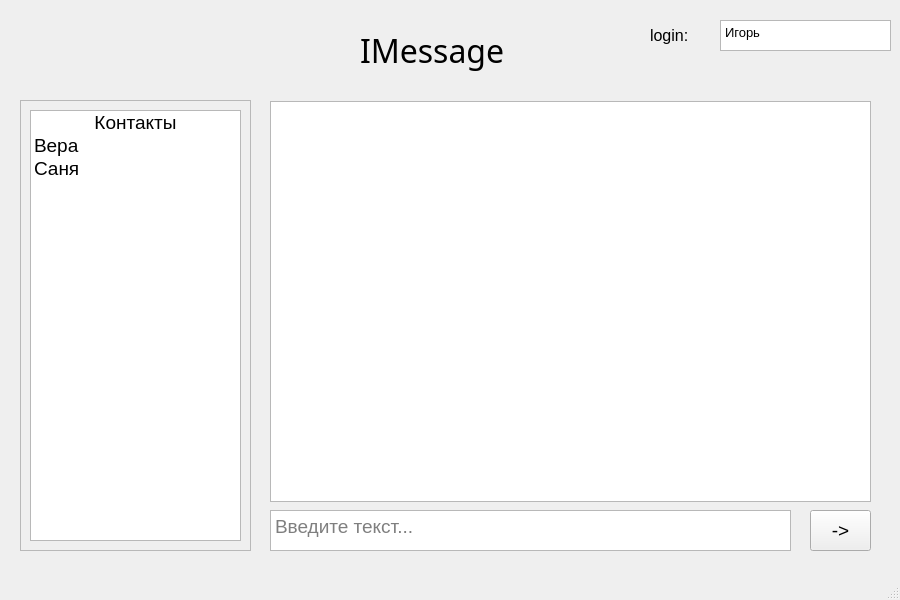
Above: App/ClientUI.ui from AXlIS/messenger before the change. Below: the same form after it.
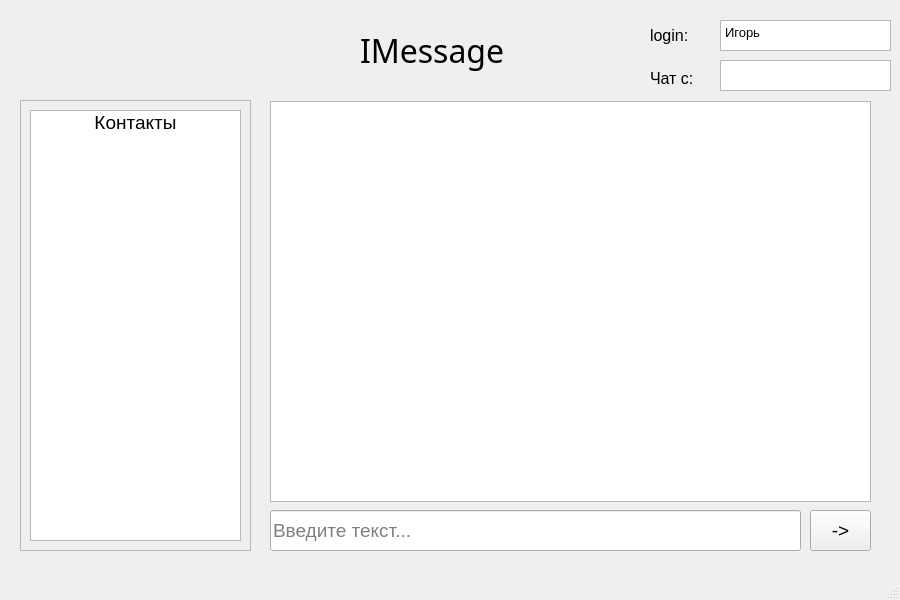
That is the form after the change.

Patch:
```diff
--- a/App/ClientUI.ui
+++ b/App/ClientUI.ui
@@ -50,19 +50,6 @@
      <string>IMessage</string>
     </property>
    </widget>
-   <widget class="QTextEdit" name="messegeArea">
-    <property name="geometry">
-     <rect>
-      <x>270</x>
-      <y>510</y>
-      <width>521</width>
-      <height>41</height>
-     </rect>
-    </property>
-    <property name="placeholderText">
-     <string>Введите текст...</string>
-    </property>
-   </widget>
    <widget class="QPushButton" name="sendButton">
     <property name="geometry">
      <rect>
@@ -114,16 +101,6 @@
           <set>AlignCenter</set>
          </property>
         </item>
-        <item>
-         <property name="text">
-          <string>Вера</string>
-         </property>
-        </item>
-        <item>
-         <property name="text">
-          <string>Саня</string>
-         </property>
-        </item>
        </widget>
       </item>
      </layout>
@@ -186,6 +163,53 @@
 &lt;p style=&quot; margin-top:0px; margin-bottom:0px; margin-left:0px; margin-right:0px; -qt-block-indent:0; text-indent:0px;&quot;&gt;Игорь&lt;/p&gt;&lt;/body&gt;&lt;/html&gt;</string>
     </property>
    </widget>
+   <widget class="QLineEdit" name="messageArea">
+    <property name="geometry">
+     <rect>
+      <x>270</x>
+      <y>510</y>
+      <width>531</width>
+      <height>41</height>
+     </rect>
+    </property>
+    <property name="placeholderText">
+     <string>Введите текст...</string>
+    </property>
+   </widget>
+   <widget class="QLabel" name="label_2">
+    <property name="geometry">
+     <rect>
+      <x>650</x>
+      <y>70</y>
+      <width>61</width>
+      <height>16</height>
+     </rect>
+    </property>
+    <property name="font">
+     <font>
+      <family>Microsoft YaHei UI</family>
+      <pointsize>12</pointsize>
+     </font>
+    </property>
+    <property name="text">
+     <string>Чат с: </string>
+    </property>
+   </widget>
+   <widget class="QTextBrowser" name="chat_with">
+    <property name="geometry">
+     <rect>
+      <x>720</x>
+      <y>60</y>
+      <width>171</width>
+      <height>31</height>
+     </rect>
+    </property>
+    <property name="font">
+     <font>
+      <pointsize>10</pointsize>
+     </font>
+    </property>
+   </widget>
   </widget>
   <widget class="QStatusBar" name="statusbar"/>
  </widget>
```
Left out of the diff: 3 changed lines with no effect on the pictures.
